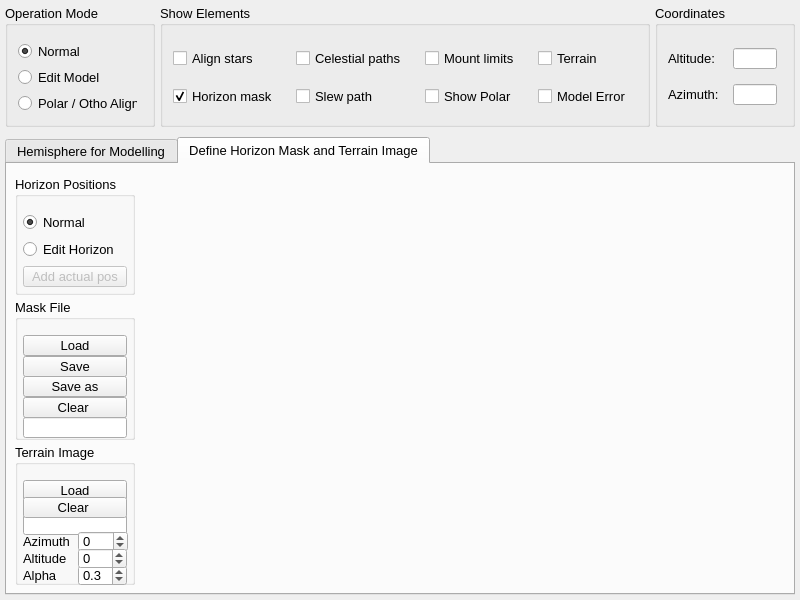
Qt form mw4/gui/widgets/hemisphere.ui (mworion/MountWizzard4) before a commit.
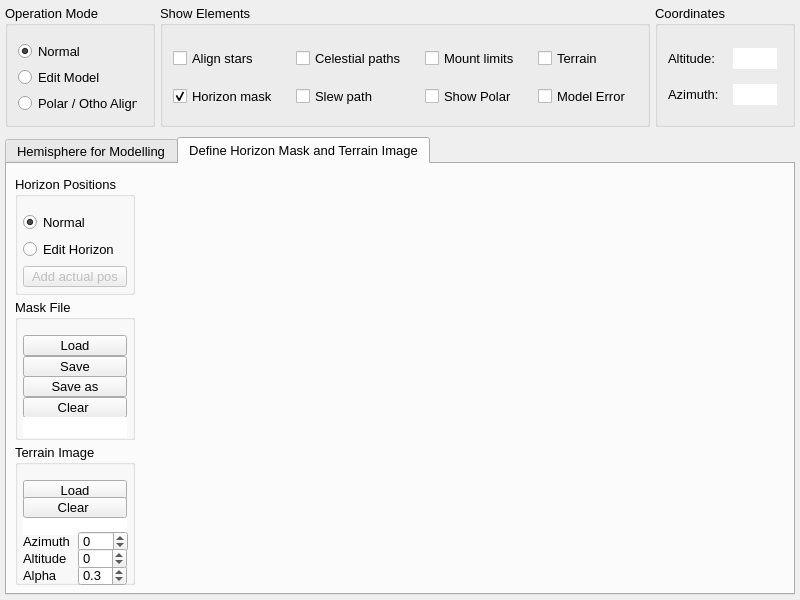
The same form after that commit. The open tabs and pages were chosen to show the change. Custom widgets are drawn as their Qt base class.

What changed in the file:
```diff
--- a/mw4/gui/widgets/hemisphere.ui
+++ b/mw4/gui/widgets/hemisphere.ui
@@ -546,6 +546,9 @@
             <height>20</height>
            </size>
           </property>
+          <property name="frame">
+           <bool>false</bool>
+          </property>
           <property name="alignment">
            <set>Qt::AlignmentFlag::AlignRight|Qt::AlignmentFlag::AlignTrailing|Qt::AlignmentFlag::AlignVCenter</set>
           </property>
@@ -574,6 +577,9 @@
             <height>20</height>
            </size>
           </property>
+          <property name="frame">
+           <bool>false</bool>
+          </property>
           <property name="alignment">
            <set>Qt::AlignmentFlag::AlignRight|Qt::AlignmentFlag::AlignTrailing|Qt::AlignmentFlag::AlignVCenter</set>
           </property>
@@ -798,6 +804,9 @@
               <height>21</height>
              </size>
             </property>
+            <property name="frame">
+             <bool>false</bool>
+            </property>
            </widget>
           </item>
           <item row="3" column="0">
@@ -1130,6 +1139,9 @@
               <height>21</height>
              </size>
             </property>
+            <property name="frame">
+             <bool>false</bool>
+            </property>
            </widget>
           </item>
          </layout>
```
Left out of the diff: 2 changed lines with no effect on the pictures.
